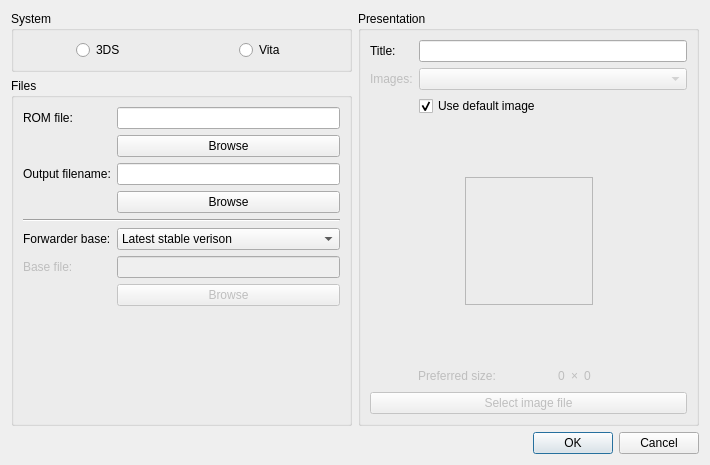
Before: the Qt Designer form Libretro/mgba/src/platform/qt/ForwarderView.ui in kiddreads/Avalon-copy2, drawn with Qt 5.
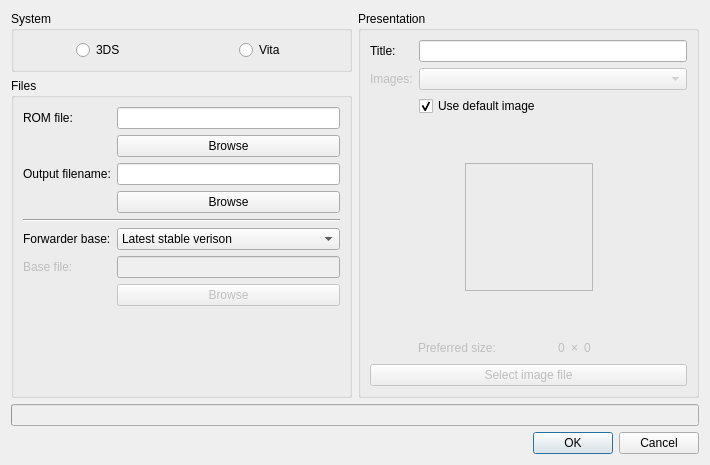
After: the same form once the commit is applied.

Commit message: Qt: Add a progress bar for the forwarder builder downloads

The edit to the form file:
```diff
--- a/Libretro/mgba/src/platform/qt/ForwarderView.ui
+++ b/Libretro/mgba/src/platform/qt/ForwarderView.ui
@@ -399,6 +399,19 @@
      </layout>
     </widget>
    </item>
+   <item row="2" column="0" colspan="2">
+    <widget class="QProgressBar" name="progressBar">
+     <property name="enabled">
+      <bool>false</bool>
+     </property>
+     <property name="maximum">
+      <number>1000</number>
+     </property>
+     <property name="textVisible">
+      <bool>false</bool>
+     </property>
+    </widget>
+   </item>
   </layout>
  </widget>
  <resources/>
```
Left out of the diff: 90 changed lines with no effect on the pictures. The commit also changes 4 other files.
